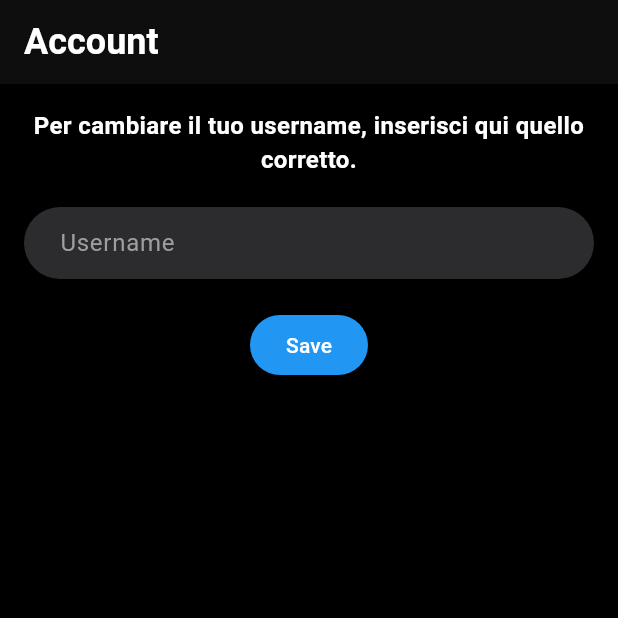
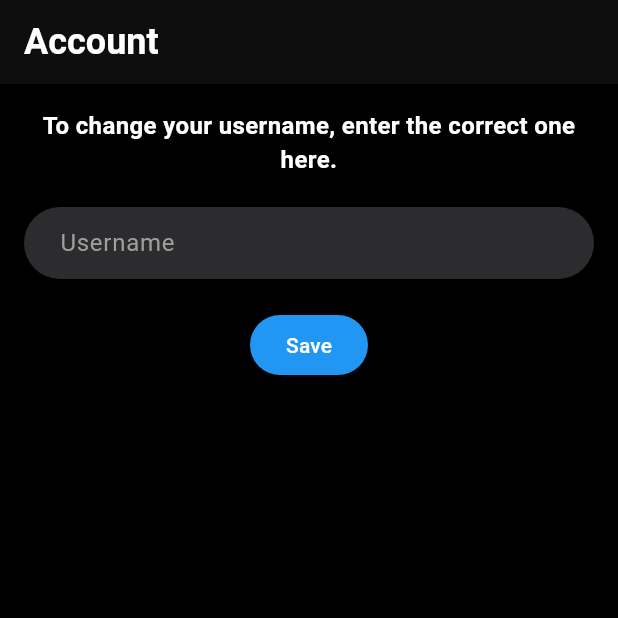
Before and after one commit to Aldosimone99/iSail, a Flutter app: the SettingsScreen screen opened by its route, after a tap on "Account", on a phone screen of 412 x 824 dp, the top half of it. Run offline on Flutter 3.47's test engine with Material 3 defaults, Android fonts, the phone set to English and light mode, and no system bars; our stand-ins replace file_picker, flutter_local_notifications, image_picker, share_plus, shared_preferences, timezone; missing offline and left inert: flutter_pdfview; accounts and stored records are empty; Roboto replaces fonts that are missing (SF Pro).

Commit message:
app language updated in english

```diff
--- a/lib/screens/account_screen.dart
+++ b/lib/screens/account_screen.dart
@@ -3,14 +3,48 @@ import 'package:isail/screens/course_list_screen.dart';
 import 'dart:ui'; // Import for blur effect
 import 'package:shared_preferences/shared_preferences.dart'; // Import for SharedPreferences
 
-class AccountScreen extends StatelessWidget {
+class AccountScreen extends StatefulWidget {
   const AccountScreen({super.key});
 
   @override
+  _AccountScreenState createState() => _AccountScreenState();
+}
+
+class _AccountScreenState extends State<AccountScreen> {
+  final FocusNode focusNode = FocusNode();
+  final TextEditingController _usernameController = TextEditingController();
+
+  @override
+  void initState() {
+    super.initState();
+    _loadUsername();
+  }
+
+  Future<void> _loadUsername() async {
+    final prefs = await SharedPreferences.getInstance();
+    final username = prefs.getString('userName') ?? '';
+    setState(() {
+      _usernameController.text = username;
+    });
+  }
+
+  Future<void> _saveUsername() async {
+    final prefs = await SharedPreferences.getInstance();
+    await prefs.setString('userName', _usernameController.text);
+  }
+
+  String _getLocalizedText(BuildContext context, String key) {
+    final locale = Localizations.localeOf(context).languageCode;
+    final isEnglish = locale == 'en';
+    final translations = {
+      'change_username': isEnglish ? 'To change your username, enter the correct one here.' : 'Per cambiare il tuo username, inserisci qui quello corretto.',
+      'save': isEnglish ? 'Save' : 'Salva',
+    };
+    return translations[key] ?? key;
+  }
+
+  @override
   Widget build(BuildContext context) {
-    final FocusNode focusNode = FocusNode();
-    final TextEditingController _usernameController = TextEditingController();
-
     return Scaffold(
       backgroundColor: Colors.black,
       body: CustomScrollView(
@@ -43,7 +77,7 @@ class AccountScreen extends StatelessWidget {
               child: Column(
                 children: [
                   Text(
-                    'Per cambiare il tuo username, inserisci qui quello corretto.',
+                    _getLocalizedText(context, 'change_username'),
                     textAlign: TextAlign.center,
                     style: TextStyle(fontSize: 16, color: Colors.white, fontWeight: FontWeight.bold),
                   ),
@@ -74,8 +108,7 @@ class AccountScreen extends StatelessWidget {
                   SizedBox(height: 20),
                   ElevatedButton(
                     onPressed: () async {
-                      final prefs = await SharedPreferences.getInstance();
-                      await prefs.setString('userName', _usernameController.text); // Save the new username
+                      await _saveUsername();
                       // Notify the CourseListScreen
                       final courseListScreenState = context.findAncestorStateOfType<CourseListScreenState>();
                       courseListScreenState?.updateUserName(_usernameController.text);
@@ -95,7 +128,7 @@ class AccountScreen extends StatelessWidget {
                         borderRadius: BorderRadius.circular(30),
                       ),
                     ),
-                    child: Text('Save', style: TextStyle(fontFamily: 'SF Pro')),
+                    child: Text(_getLocalizedText(context, 'save'), style: TextStyle(fontFamily: 'SF Pro')),
                   ),
                 ],
               ),
--- a/lib/screens/settings_screen.dart
+++ b/lib/screens/settings_screen.dart
@@ -26,10 +26,24 @@ class _SettingsScreenState extends State<SettingsScreen> {
     });
   }
 
+  String _getLocalizedText(BuildContext context, String key) {
+    final locale = Localizations.localeOf(context).languageCode;
+    final isEnglish = locale == 'en';
+    final translations = {
+      'settings': isEnglish ? 'Settings' : 'Impostazioni',
+      'search': isEnglish ? 'Search...' : 'Cerca...',
+      'account': isEnglish ? 'Account' : 'Account',
+      'language': isEnglish ? 'Language' : 'Lingua',
+      'storage_data': isEnglish ? 'Storage and Data' : 'Spazio e Dati',
+      'backup': isEnglish ? 'Backup' : 'Backup',
+    };
+    return translations[key] ?? key;
+  }
+
   @override
   Widget build(BuildContext context) {
     return Scaffold(
-      backgroundColor: Colors.black, // Sfondo scuro
+      backgroundColor: Colors.black, // Dark background
       body: CustomScrollView(
         slivers: [
           SliverAppBar(
@@ -47,7 +61,7 @@ class _SettingsScreenState extends State<SettingsScreen> {
             title: Align(
               alignment: Alignment.centerLeft, // Align the title text to the left
               child: Text(
-                'Impostazioni',
+                _getLocalizedText(context, 'settings'),
                 style: TextStyle(fontSize: 24, color: Colors.white, fontWeight: FontWeight.bold), // Increase the font size, set color to white, and make bold
               ),
             ),
@@ -62,7 +76,7 @@ class _SettingsScreenState extends State<SettingsScreen> {
                   Expanded(
                     child: TextField(
                       decoration: InputDecoration(
-                        hintText: 'Cerca...',
+                        hintText: _getLocalizedText(context, 'search'),
                         filled: true,
                         fillColor: Color(0xFF2C2C2E), // Light gray color
                         border: OutlineInputBorder(
@@ -81,7 +95,7 @@ class _SettingsScreenState extends State<SettingsScreen> {
             ),
           ),
           _buildSettingsSection([
-            _buildSettingsTile('Account', CupertinoIcons.person, const Color.fromARGB(255, 249, 248, 248), onTap: () {
+            _buildSettingsTile(_getLocalizedText(context, 'account'), CupertinoIcons.person, const Color.fromARGB(255, 249, 248, 248), onTap: () {
               Navigator.push(
                 context,
                 MaterialPageRoute(
@@ -89,11 +103,11 @@ class _SettingsScreenState extends State<SettingsScreen> {
                 ),
               );
             }),
-            _buildSettingsTile('Lingua', CupertinoIcons.globe, const Color.fromARGB(255, 255, 255, 255), onTap: () {
+            _buildSettingsTile(_getLocalizedText(context, 'language'), CupertinoIcons.globe, const Color.fromARGB(255, 255, 255, 255), onTap: () {
               // Handle language selection
             }),
-            _buildSettingsTile('Spazio e Dati', CupertinoIcons.folder, const Color.fromARGB(255, 255, 255, 255)),
-            _buildSettingsTile('Backup', CupertinoIcons.cloud_upload, const Color.fromARGB(255, 255, 255, 255)),
+            _buildSettingsTile(_getLocalizedText(context, 'storage_data'), CupertinoIcons.folder, const Color.fromARGB(255, 255, 255, 255)),
+            _buildSettingsTile(_getLocalizedText(context, 'backup'), CupertinoIcons.cloud_upload, const Color.fromARGB(255, 255, 255, 255)),
           ]),
         ],
       ),
```
